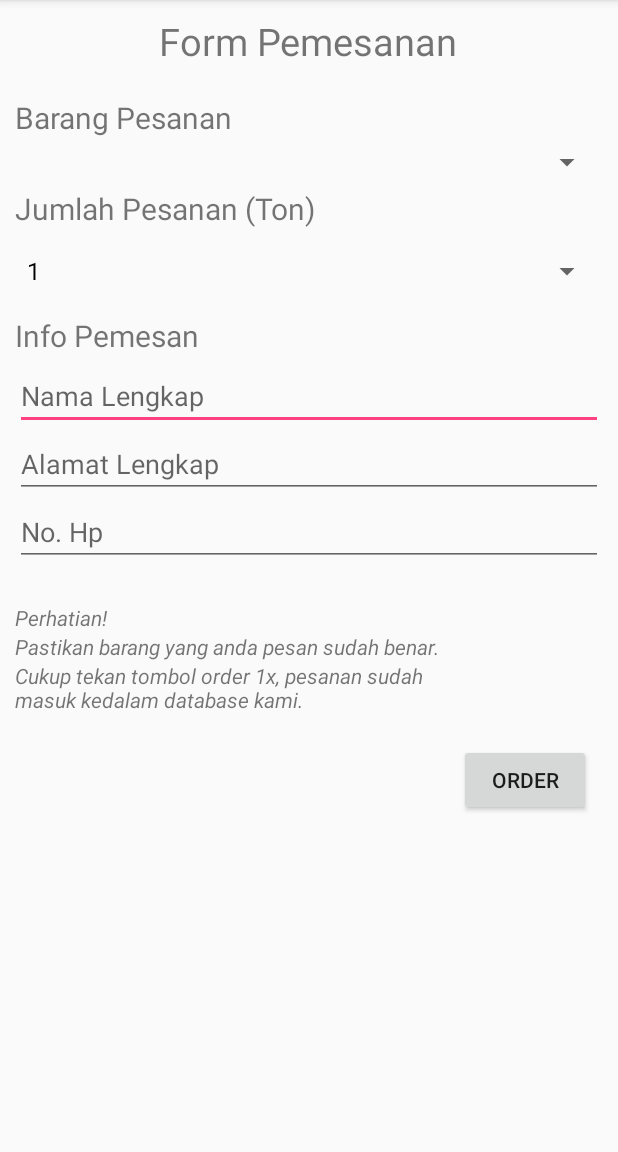
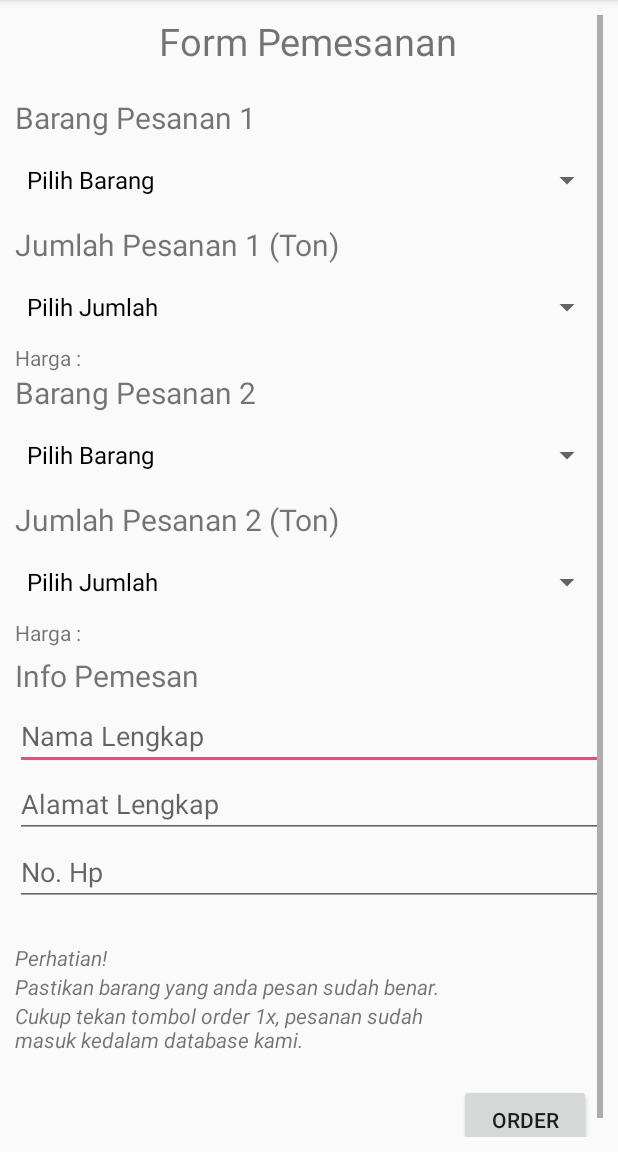
Before and after one commit to raflitrilaksono/Pisangku, an Android app: the Order screen opened directly, with no data from a screen before it, on a phone screen of 412 x 824 dp, the part 84-1236 px from its top. Run offline under Robolectric (Android 15) with nearby library versions, the phone set to English and light mode, and no system bars; our stand-ins replace Firebase (no records; nobody signed in at launch, a user with empty details on screens opened directly).

Commit message:
nih bang

```diff
--- a/app/src/main/java/com/example/userpc/pisangku/Order.java
+++ b/app/src/main/java/com/example/userpc/pisangku/Order.java
@@ -5,6 +5,7 @@ import android.content.Intent;
 import android.os.Bundle;
 import android.support.v7.app.AppCompatActivity;
 import android.view.View;
+import android.widget.AdapterView;
 import android.widget.ArrayAdapter;
 import android.widget.AutoCompleteTextView;
 import android.widget.Button;
@@ -28,20 +29,22 @@ import java.util.List;
 public class Order extends AppCompatActivity {
 
     EditText etNama, etAlamat, etPhone;
-    TextView tvEmail;
-    Spinner actvProduk, etJumlahProduk;
-    String nama, alamat, produk, jumlahProduk, phone, email, userUid;
+    TextView tvEmail, tvHarga1, tvHarga2;
+    Spinner actvProduk1, etJumlahProduk1, actvProduk2, etJumlahProduk2;
+    String nama, alamat, produk1, jumlahProduk1, harga1, phone, email, userUid, produk2, jumlahProduk2, harga2;
     Button btOrder;
 
     Context context = this;
+
+   // int index=-1;
 
     ArrayAdapter<String> adapter;
     ArrayAdapter<String> titleadapter;
     ArrayAdapter<String> numberadapter;
 
-    String[] number = {"1","2", "3", "4", "5", "6", "7", "8", "9"};
+    String[] number = {"Pilih Jumlah", "1","2", "3", "4", "5", "6", "7", "8", "9"};
 
-    String[] title = {};
+    String[] title = {"Pilih Barang"};
     String[] price = {};
     String[] desc = {};
     String[] turunan = {};
@@ -71,8 +74,19 @@ public class Order extends AppCompatActivity {
 
         productsList = new ArrayList<>();
 
-        actvProduk = findViewById(R.id.actv_produk);
-        etJumlahProduk = findViewById(R.id.et_jumlah_produk);
+        actvProduk1 = findViewById(R.id.actv_produk1);
+        etJumlahProduk1 = findViewById(R.id.et_jumlah_produk1);
+        tvHarga1 = findViewById(R.id.tvHarga1);
+        actvProduk2 = findViewById(R.id.actv_produk2);
+        etJumlahProduk2 = findViewById(R.id.et_jumlah_produk2);
+        tvHarga1 = findViewById(R.id.tvHarga1);
+       // if (index == -1){
+       // tvHarga1.setText("");
+       // } else { tvHarga1.setText(price[index]);}
+        tvHarga2 = findViewById(R.id.tvHarga2);
+      //  if(index == -1){
+        //    tvHarga2.setText("");
+       // } else { tvHarga2.setText(price[index]);}
         etNama = findViewById(R.id.et_nama_lengkap);
         etAlamat = findViewById(R.id.et_alamat);
         etPhone = findViewById(R.id.et_phone);
@@ -91,13 +105,33 @@ public class Order extends AppCompatActivity {
             }
         });
 
+    //   actvProduk1.setOnItemSelectedListener(new AdapterView.OnItemSelectedListener(index = Arrays.asList(title).indexOf(actvProduk1.getSelectedItem().toString()))
+      // {
+      //     @Override
+        //   public void onItemSelected(AdapterView<?> parentView, View selectedItemView, int position)
+          //  if(index == -1)
+
+           // {
+             //  tvHarga1.setText("");
+           // } else { tvHarga1.setText(price[index]);}
+      // }
+        //    @Override
+        //public void onNothingSelected(AdapterView<?> parentView)
+       // {
+
+       // }
+       // });
+
         childChangeListener();
 
         titleadapter = new ArrayAdapter<>(this, android.R.layout.simple_spinner_dropdown_item,title);
-        actvProduk.setAdapter(titleadapter);
+        actvProduk1.setAdapter(titleadapter);
+        actvProduk2.setAdapter(titleadapter);
 
         numberadapter = new ArrayAdapter<>(this, android.R.layout.simple_spinner_dropdown_item,number);
-        etJumlahProduk.setAdapter(numberadapter);
+        etJumlahProduk1.setAdapter(numberadapter);
+        etJumlahProduk2.setAdapter(numberadapter);
+
 
     }
 
@@ -117,13 +151,16 @@ public class Order extends AppCompatActivity {
                 desc = listDesc.toArray(desc);
                 turunan = listTurunan.toArray(turunan);
 
+            //    index = Arrays.asList(title).indexOf(actvProduk1.getSelectedItem().toString());
+
                 // Toast.makeText(Order.this, "Selamat Berbelanja", Toast.LENGTH_SHORT).show();
 
                 productsList.add(products);
 
                 adapter = new ArrayAdapter<String>(context, android.R.layout.select_dialog_item, title);
 
-                actvProduk.setAdapter(adapter);
+                actvProduk1.setAdapter(adapter);
+                actvProduk2.setAdapter(adapter);
 
             }
 
@@ -163,8 +200,12 @@ public class Order extends AppCompatActivity {
     }
 
     private void saveUserInformation(){
-        produk = actvProduk.getSelectedItem().toString();
-        jumlahProduk = etJumlahProduk.getSelectedItem().toString();
+        produk1 = actvProduk1.getSelectedItem().toString();
+        jumlahProduk1 = etJumlahProduk1.getSelectedItem().toString();
+        harga1 = tvHarga1.getText().toString();
+        produk2 = actvProduk2.getSelectedItem().toString();
+        jumlahProduk2 = etJumlahProduk2.getSelectedItem().toString();
+        harga2 = tvHarga2.getText().toString();
         nama = etNama.getText().toString();
         alamat = etAlamat.getText().toString();
         phone = etPhone.getText().toString();
@@ -197,8 +238,26 @@ public class Order extends AppCompatActivity {
             tvEmail.requestFocus();
             return;
         }
+        if(produk1 == "Pilih Barang"){
+            produk1 = "-";
+        }
+        if(jumlahProduk1 == "Pilih Jumlah"){
+            jumlahProduk1 = "-";
+        }
+        if(produk2 == "Pilih Barang"){
+            produk2 = "-";
+        }
+        if(jumlahProduk2 == "Pilih Jumlah"){
+            jumlahProduk2 = "-";
+        }
+        if(produk1 == "Pilih Barang"){
+            harga1 = "0";
+        }
+        if(produk2 == "Pilih Barang"){
+            harga2 = "0";
+        }
 
-        databaseReference.child("Orders").child(userUid).push().setValue(new Order1(produk, jumlahProduk, nama, alamat, phone, email));
+        databaseReference.child("Orders").child(userUid).push().setValue(new Order1(produk1, jumlahProduk1, harga1, produk2, jumlahProduk2, harga2,nama, alamat, phone, email));
 
     }
 
--- a/app/src/main/res/layout/activity_order.xml
+++ b/app/src/main/res/layout/activity_order.xml
@@ -7,6 +7,15 @@
     tools:context=".tas"
     android:orientation="vertical"
     android:layout_margin="10dp">
+
+    <ScrollView
+        android:layout_width="fill_parent"
+        android:layout_height="wrap_content">
+
+        <LinearLayout
+            android:layout_width="match_parent"
+            android:layout_height="match_parent"
+            android:orientation="vertical">
 
         <TextView
             android:layout_width="wrap_content"
@@ -19,12 +28,12 @@
         <TextView
             android:layout_width="wrap_content"
             android:layout_height="wrap_content"
-        android:text="Barang Pesanan"
+            android:text="Barang Pesanan 1"
             android:textSize="20dp"
             android:layout_marginBottom="4dp" />
 
         <Spinner
-        android:id="@+id/actv_produk"
+            android:id="@+id/actv_produk1"
             android:layout_width="match_parent"
             android:layout_height="wrap_content"
             android:hint="Nama barang yang dipesan"
@@ -35,17 +44,60 @@
             android:layout_marginTop="5dp"
             android:layout_width="wrap_content"
             android:layout_height="wrap_content"
-        android:text="Jumlah Pesanan (Ton)"
+            android:text="Jumlah Pesanan 1 (Ton)"
             android:textSize="20dp"
             android:layout_marginBottom="4dp"/>
 
         <Spinner
-        android:id="@+id/et_jumlah_produk"
+            android:id="@+id/et_jumlah_produk1"
             android:layout_width="match_parent"
             android:layout_height="wrap_content"
             android:hint="Jumlah yang dipesan min. 1 ton, max. 9 ton"
             android:ems = "10"
             android:completionThreshold="1" />
+
+            <TextView
+                android:id="@+id/tvHarga1"
+                android:layout_width="match_parent"
+                android:layout_height="wrap_content"
+                android:text="Harga : "/>
+
+        <TextView
+            android:layout_width="wrap_content"
+            android:layout_height="wrap_content"
+            android:text="Barang Pesanan 2"
+            android:textSize="20dp"
+            android:layout_marginBottom="4dp" />
+
+        <Spinner
+            android:id="@+id/actv_produk2"
+            android:layout_width="match_parent"
+            android:layout_height="wrap_content"
+            android:hint="Nama barang yang dipesan"
+            android:ems = "10"
+            android:completionThreshold="1" />
+
+        <TextView
+            android:layout_marginTop="5dp"
+            android:layout_width="wrap_content"
+            android:layout_height="wrap_content"
+            android:text="Jumlah Pesanan 2 (Ton)"
+            android:textSize="20dp"
+            android:layout_marginBottom="4dp"/>
+
+        <Spinner
+            android:id="@+id/et_jumlah_produk2"
+            android:layout_width="match_parent"
+            android:layout_height="wrap_content"
+            android:hint="Jumlah yang dipesan min. 1 ton, max. 9 ton"
+            android:ems = "10"
+            android:completionThreshold="1" />
+
+            <TextView
+                android:id="@+id/tvHarga2"
+                android:layout_width="match_parent"
+                android:layout_height="wrap_content"
+                android:text="Harga : "/>
 
         <TextView
             android:layout_marginTop="5dp"
@@ -116,5 +168,6 @@
             android:layout_gravity="right"
             android:text="Order"/>
 
-
         </LinearLayout>
+    </ScrollView>
+</LinearLayout>
```
Also changed, not shown: app/src/main/java/com/example/userpc/pisangku/ListViewAdapter.java (+18 -8 lines), app/src/main/java/com/example/userpc/pisangku/Order1.java (+48 -10 lines), app/src/main/java/com/example/userpc/pisangku/Review.java (+59 -14 lines), app/src/main/java/com/example/userpc/pisangku/tas.java (+54 -15 lines), app/src/main/res/layout/custom_view.xml (+27 -2 lines). Lines whose indentation alone changed are shown as unchanged.
